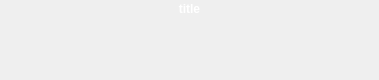
Qt form SEEL_Apps/templates/widgets/displayWidget.ui (jithinbp/SEELablet-apps) before a commit.
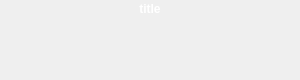
The same form after that commit.

```diff
--- a/SEEL_Apps/templates/widgets/displayWidget.ui
+++ b/SEEL_Apps/templates/widgets/displayWidget.ui
@@ -6,7 +6,7 @@
    <rect>
     <x>0</x>
     <y>0</y>
-    <width>379</width>
+    <width>300</width>
     <height>80</height>
    </rect>
   </property>
@@ -18,7 +18,7 @@
   </property>
   <property name="minimumSize">
    <size>
-    <width>100</width>
+    <width>300</width>
     <height>80</height>
    </size>
   </property>
@@ -161,7 +161,7 @@
           <widget class="QLabel" name="value">
            <property name="font">
             <font>
-             <pointsize>18</pointsize>
+             <pointsize>16</pointsize>
              <weight>75</weight>
              <bold>true</bold>
             </font>
```
